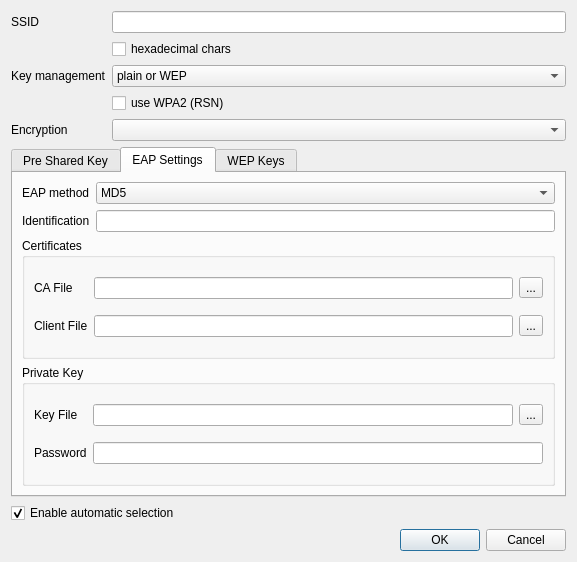
dosnut/nut, file qnut/apconf.ui: the form before one commit.
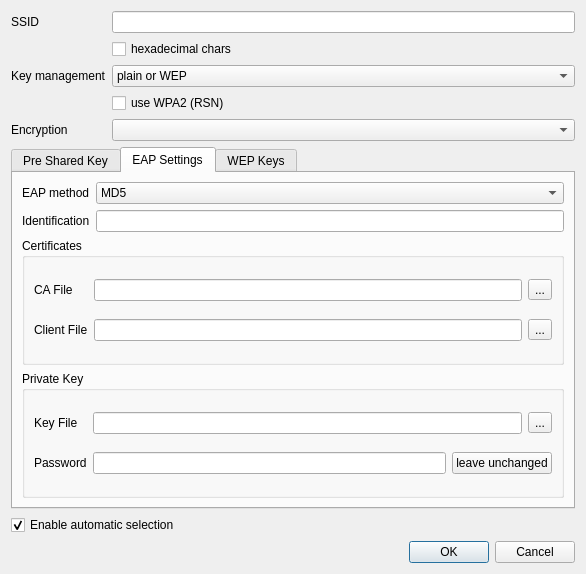
The form after the commit. The open tabs and pages were chosen to show the change.

Commit message: [QNUT] redesign of access point configuration (psk and key password cannot be read form wpa supplicant)

```diff
--- a/qnut/apconf.ui
+++ b/qnut/apconf.ui
@@ -5,8 +5,8 @@
    <rect>
     <x>0</x>
     <y>0</y>
-    <width>577</width>
-    <height>562</height>
+    <width>586</width>
+    <height>574</height>
    </rect>
   </property>
   <property name="windowTitle" >
@@ -241,6 +241,12 @@
        </item>
        <item>
         <widget class="QGroupBox" name="certGroup" >
+         <property name="sizePolicy" >
+          <sizepolicy vsizetype="Preferred" hsizetype="Preferred" >
+           <horstretch>1</horstretch>
+           <verstretch>0</verstretch>
+          </sizepolicy>
+         </property>
          <property name="title" >
           <string>Certificates</string>
          </property>
@@ -290,6 +296,12 @@
        </item>
        <item>
         <widget class="QGroupBox" name="privateKeyGroup" >
+         <property name="sizePolicy" >
+          <sizepolicy vsizetype="Preferred" hsizetype="Preferred" >
+           <horstretch>1</horstretch>
+           <verstretch>0</verstretch>
+          </sizepolicy>
+         </property>
          <property name="title" >
           <string>Private Key</string>
          </property>
@@ -305,29 +317,39 @@
            </widget>
           </item>
           <item row="0" column="1" >
+           <widget class="QLineEdit" name="keyFileEdit" />
+          </item>
+          <item row="0" column="2" >
+           <widget class="QToolButton" name="keyBrowse" >
+            <property name="text" >
+             <string>...</string>
+            </property>
+           </widget>
+          </item>
+          <item row="1" column="0" >
+           <widget class="QLabel" name="passwordLabel" >
+            <property name="text" >
+             <string>Password</string>
+            </property>
+           </widget>
+          </item>
+          <item row="1" column="1" colspan="2" >
            <layout class="QHBoxLayout" >
             <item>
-             <widget class="QLineEdit" name="keyFileEdit" />
+             <widget class="QLineEdit" name="passwordEdit" />
             </item>
             <item>
-             <widget class="QToolButton" name="keyBrowse" >
+             <widget class="QPushButton" name="passwordLeaveButton" >
               <property name="text" >
-               <string>...</string>
+               <string>leave unchanged</string>
+              </property>
+              <property name="checkable" >
+               <bool>true</bool>
               </property>
              </widget>
             </item>
            </layout>
           </item>
-          <item row="1" column="0" >
-           <widget class="QLabel" name="passwordLabel" >
-            <property name="text" >
-             <string>Password</string>
-            </property>
-           </widget>
-          </item>
-          <item row="1" column="1" >
-           <widget class="QLineEdit" name="passwordEdit" />
-          </item>
          </layout>
         </widget>
        </item>
```
Left out of the diff: 91 changed lines with no effect on the pictures. The commit also changes 1 other file.
